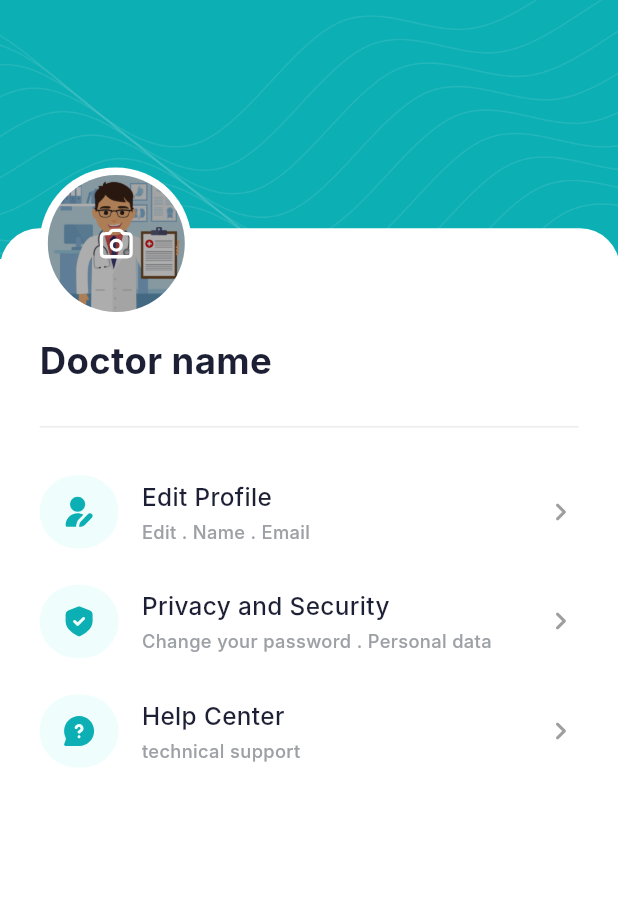
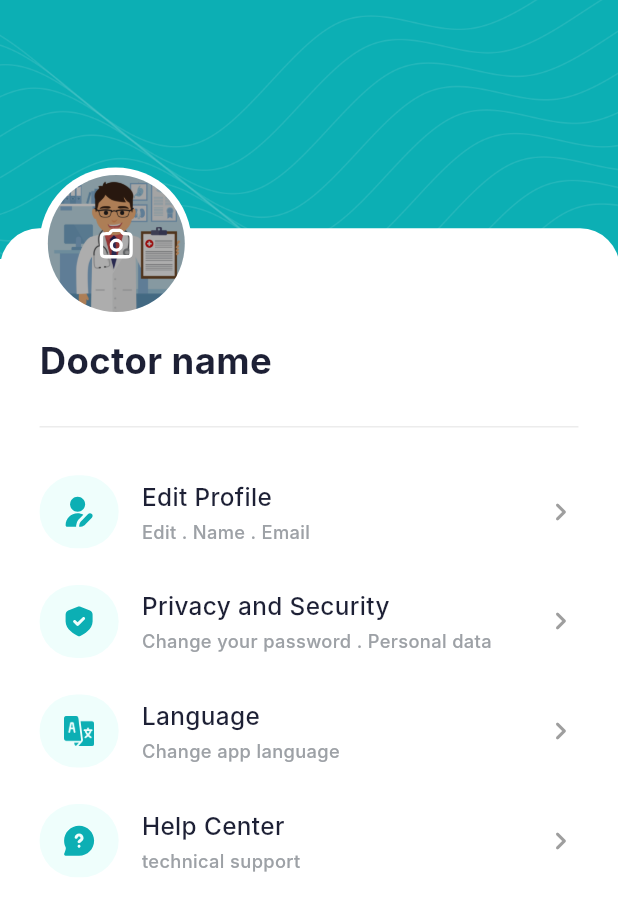
Before and after one commit to IbrahimElbazz/Brainpulse, a Flutter app: the MyAccount screen opened directly, on a phone screen of 412 x 824 dp. Shown: the top 916 px of the screen. Run offline on Flutter 3.47's test engine with Material 3 defaults, Android fonts, the phone set to English and light mode, and no system bars; our stand-ins replace dartz, dio, flutter_bloc, flutter_screenutil, flutter_svg, freezed_annotation and 12 more; missing offline and left inert: dart:ffi, hawk_fab_menu; accounts and stored records are empty; generated files the repository leaves out were written again; Roboto replaces fonts that are missing (Inter).

Commit message:
add card Language in more screen

```diff
--- a/lib/features/my_account/presentation/screens/my_account.dart
+++ b/lib/features/my_account/presentation/screens/my_account.dart
@@ -61,6 +61,14 @@ class MyAccount extends StatelessWidget {
                         context.pushNamed('/PrivacyAndSecurity');
                       },
                     ),
+                    CardItemInMyAccountImage(
+                      icon: 'assets/images/language.png',
+                      title: 'Language',
+                      subTitle: 'Change app language ',
+                      onTap: () {
+                        // context.pushNamed('/LanguageScreen');
+                      },
+                    ),
                     CardItemInMyAccount(
                       icon: 'assets/svgs/message-circle-question.svg',
                       title: 'Help Center',
--- a/lib/features/my_account/presentation/widgets/card_item_in_my_account.dart
+++ b/lib/features/my_account/presentation/widgets/card_item_in_my_account.dart
@@ -1,3 +1,4 @@
+import 'package:brain_pulse/core/Theming/colors.dart';
 import 'package:brain_pulse/core/Widgets/gap.dart';
 import 'package:flutter/material.dart';
 import 'package:flutter_screenutil/flutter_screenutil.dart';
@@ -85,3 +86,93 @@ class CardItemInMyAccount extends StatelessWidget {
     );
   }
 }
+
+class CardItemInMyAccountImage extends StatelessWidget {
+  const CardItemInMyAccountImage({
+    required this.icon,
+    required this.title,
+    required this.subTitle,
+    this.colorBackgroundIcon,
+    this.onTap,
+    this.titleColor,
+    super.key,
+    this.isLogout,
+  });
+
+  final String icon;
+  final Color? colorBackgroundIcon;
+  final String title;
+  final Color? titleColor;
+  final String subTitle;
+  final void Function()? onTap;
+  final bool? isLogout;
+
+  @override
+  Widget build(BuildContext context) {
+    return Padding(
+      padding: EdgeInsets.only(bottom: 24.h),
+      child: GestureDetector(
+        onTap: onTap,
+        child: Row(
+          children: <Widget>[
+            Container(
+              width: 48.w,
+              height: 48.h,
+              decoration: ShapeDecoration(
+                color: colorBackgroundIcon ?? const Color(0xFFEFFEFC),
+                shape: RoundedRectangleBorder(
+                  borderRadius: BorderRadius.circular(48.r),
+                ),
+              ),
+              child: Center(
+                child: SizedBox(
+                  width: 20.w,
+                  height: 20.h,
+                  child: Image.asset(
+                    icon,
+                    fit: BoxFit.scaleDown,
+                    color: ColorsApp.primary,
+                  ),
+                ),
+              ),
+            ),
+            const GapW(width: 14),
+            Column(
+              crossAxisAlignment: CrossAxisAlignment.start,
+              children: <Widget>[
+                Text(
+                  title,
+                  style: TextStyle(
+                    color: titleColor ?? const Color(0xFF1D2035),
+                    fontSize: 16.sp,
+                    fontWeight: FontWeight.w500,
+                  ),
+                ),
+                const GapH(height: 4),
+                SizedBox(
+                  width: 230.w,
+                  child: Text(
+                    subTitle,
+                    style: TextStyle(
+                      color: const Color(0xFF9DA1A6),
+                      fontSize: 12.sp,
+                      fontWeight: FontWeight.w500,
+                    ),
+                  ),
+                ),
+              ],
+            ),
+            const Spacer(),
+            if (isLogout == true)
+              const SizedBox.shrink()
+            else
+              const Icon(
+                Icons.keyboard_arrow_right_rounded,
+                color: Colors.grey,
+              ),
+          ],
+        ),
+      ),
+    );
+  }
+}
```
Also changed, not shown: assets/images/language.png (added).
